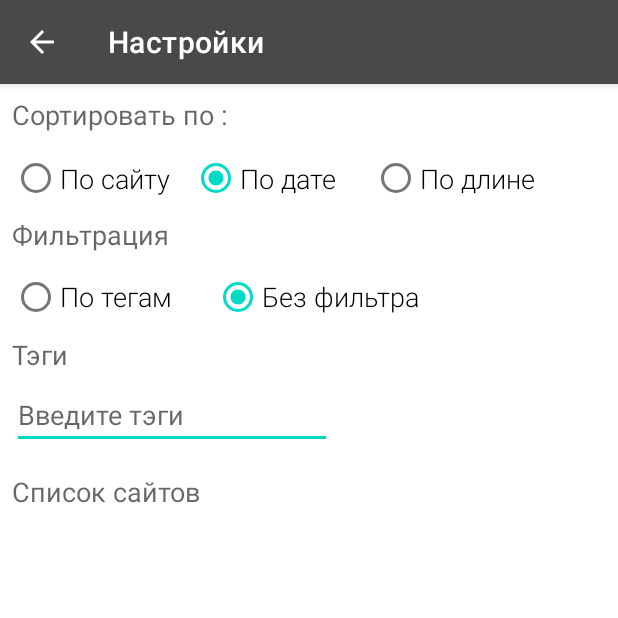
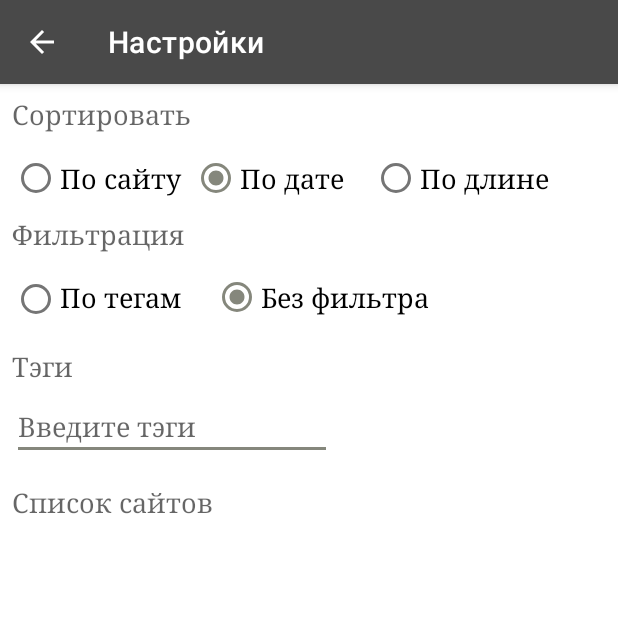
Before and after one commit to AlbatovK/JavaNews, an Android app: the SettingsActivity screen opened directly, with no data from a screen before it, on a phone screen of 412 x 824 dp, the top half of it. Run offline under Robolectric (Android 15) with nearby library versions, the phone set to English and light mode, and no system bars; our stand-ins replace Picasso; pictures from the network do not load.

Commit message:
Updated style

```diff
--- a/app/src/main/res/layout/activity_settings.xml
+++ b/app/src/main/res/layout/activity_settings.xml
@@ -13,6 +13,7 @@
         android:layout_height="wrap_content"
         android:autofillHints=""
         android:ems="10"
+        android:fontFamily="serif"
         android:hint="@string/str_enter_tags"
         android:inputType="textPersonName"
         app:layout_constraintStart_toStartOf="@+id/textView5"
@@ -23,6 +24,7 @@
         android:layout_width="150dp"
         android:layout_height="40dp"
         android:layout_marginTop="16dp"
+        android:fontFamily="serif"
         android:text="@string/str_settings_site_list"
         android:textAppearance="@style/TextAppearance.AppCompat.Medium"
         app:layout_constraintStart_toStartOf="@+id/input_tags"
@@ -32,6 +34,8 @@
         android:id="@+id/textView5"
         android:layout_width="200dp"
         android:layout_height="30dp"
+        android:layout_marginTop="8dp"
+        android:fontFamily="serif"
         android:text="@string/str_tags"
         android:textAppearance="@style/TextAppearance.AppCompat.Medium"
         app:layout_constraintStart_toStartOf="@+id/mode_list"
@@ -44,6 +48,7 @@
         android:layout_marginStart="8dp"
         android:layout_marginLeft="8dp"
         android:layout_marginTop="8dp"
+        android:fontFamily="serif"
         android:text="@string/str_sort_hint"
         android:textAppearance="@style/TextAppearance.AppCompat.Medium"
         app:layout_constraintStart_toStartOf="parent"
@@ -53,6 +58,7 @@
         android:id="@+id/textView"
         android:layout_width="200dp"
         android:layout_height="30dp"
+        android:fontFamily="serif"
         android:text="@string/str_filter"
         android:textAppearance="@style/TextAppearance.AppCompat.Medium"
         app:layout_constraintStart_toStartOf="@+id/sort_list"
@@ -71,7 +77,7 @@
             android:layout_width="120dp"
             android:layout_height="match_parent"
             android:layout_weight="1"
-            android:fontFamily="sans-serif-light"
+            android:fontFamily="serif"
             android:text="@string/str_sort_by_site_settings"
             android:textAppearance="@style/TextAppearance.AppCompat.Medium" />
 
@@ -79,7 +85,7 @@
             android:id="@+id/sort_by_date_button"
             android:layout_width="120dp"
             android:layout_height="match_parent"
-            android:fontFamily="sans-serif-light"
+            android:fontFamily="serif"
             android:text="@string/sort_by_date_settings"
             android:textAppearance="@style/TextAppearance.AppCompat.Medium" />
 
@@ -87,7 +93,7 @@
             android:id="@+id/sort_by_size_button"
             android:layout_width="120dp"
             android:layout_height="match_parent"
-            android:fontFamily="sans-serif-light"
+            android:fontFamily="serif"
             android:text="@string/str_sort_by_size_settings"
             android:textAppearance="@style/TextAppearance.AppCompat.Medium" />
 
@@ -106,7 +112,8 @@
             android:layout_width="wrap_content"
             android:layout_height="wrap_content"
             android:layout_weight="1"
-            android:fontFamily="sans-serif-light"
+            android:fontFamily="serif"
+            android:includeFontPadding="false"
             android:text="@string/str_filter_by_tag"
             android:textAppearance="@style/TextAppearance.AppCompat.Medium" />
 
@@ -115,7 +122,7 @@
             android:layout_width="wrap_content"
             android:layout_height="wrap_content"
             android:layout_weight="1"
-            android:fontFamily="sans-serif-light"
+            android:fontFamily="serif"
             android:text="@string/str_no_filter"
             android:textAppearance="@style/TextAppearance.AppCompat.Medium" />
     </RadioGroup>
--- a/app/src/main/res/layout/activity_splash.xml
+++ b/app/src/main/res/layout/activity_splash.xml
@@ -23,6 +23,7 @@
         android:id="@+id/text_hint"
         android:layout_width="match_parent"
         android:layout_height="50dp"
+        android:fontFamily="serif"
         android:gravity="center"
         android:text="@string/str_download"
         android:textAppearance="@style/TextAppearance.AppCompat.Medium"
@@ -37,6 +38,7 @@
         android:id="@+id/textView4"
         android:layout_width="wrap_content"
         android:layout_height="wrap_content"
+        android:fontFamily="serif"
         android:text="@string/app_name"
         android:textAppearance="@style/TextAppearance.AppCompat.Display2"
         app:layout_constraintBottom_toTopOf="@+id/text_hint"
--- a/app/src/main/res/layout/list_site_layout.xml
+++ b/app/src/main/res/layout/list_site_layout.xml
@@ -12,7 +12,7 @@
         android:layout_marginStart="16dp"
         android:layout_marginLeft="16dp"
         android:layout_marginTop="8dp"
-        android:fontFamily="sans-serif-light"
+        android:fontFamily="serif"
         android:textAppearance="@style/TextAppearance.AppCompat.Medium"
         app:layout_constraintBottom_toBottomOf="parent"
         app:layout_constraintEnd_toEndOf="parent"
@@ -27,6 +27,7 @@
         android:layout_height="wrap_content"
         android:layout_marginStart="16dp"
         android:layout_marginLeft="16dp"
+        android:fontFamily="sans-serif-light"
         android:textAppearance="@style/TextAppearance.AppCompat.Medium"
         app:layout_constraintBottom_toBottomOf="parent"
         app:layout_constraintStart_toEndOf="@+id/icon"
--- a/app/src/main/res/values-night/themes.xml
+++ b/app/src/main/res/values-night/themes.xml
@@ -2,9 +2,9 @@
     <!-- Base application theme. -->
     <style name="Theme.Project_28_02_2021" parent="Theme.MaterialComponents.DayNight.DarkActionBar">
         <!-- Primary brand color. -->
-        <item name="colorPrimary">@color/color_1</item>
-        <item name="colorPrimaryVariant">@color/color_1</item>
-        <item name="colorOnPrimary">@color/color_1</item>
+        <item name="colorPrimary">@color/grey</item>
+        <item name="colorPrimaryVariant">@color/grey</item>
+        <item name="colorOnPrimary">@color/grey</item>
         <!-- Secondary brand color. -->
         <item name="colorSecondary">@color/teal_200</item>
         <item name="colorSecondaryVariant">@color/teal_700</item>
--- a/app/src/main/res/values/colors.xml
+++ b/app/src/main/res/values/colors.xml
@@ -3,8 +3,8 @@
     <color name="purple_200">#FFBB86FC</color>
     <color name="purple_500">#FF6200EE</color>
     <color name="purple_700">#314C91</color>
-    <color name="teal_200">#FF03DAC5</color>
-    <color name="teal_700">#FF018786</color>
+    <color name="teal_200">#85877C</color>
+    <color name="teal_700">#85877C</color>
     <color name="black">#FF000000</color>
     <color name="white">#FFFFFFFF</color>
     <color name="light_blue_600">#FF039BE5</color>
@@ -15,7 +15,8 @@
     <color name="grey">#52000000</color>
 
     <color name="color_1">#494949</color>
-    <!--<color name="color_2"></color>
+    <!--
+    <color name="color_2"></color>
     <color name="color_3"></color>
     <color name="color_4">#F11111111</color>
     <color name="color_5"></color>
```
